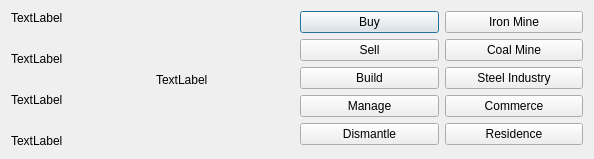
Old version of the form BuildingDetailDialog.ui in the repository lgasyou/SimpleSimulator.
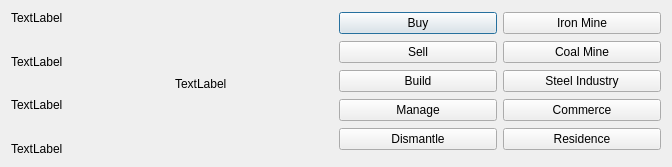
New version of the form.

```diff
--- a/BuildingDetailDialog.ui
+++ b/BuildingDetailDialog.ui
@@ -6,8 +6,8 @@
    <rect>
     <x>0</x>
     <y>0</y>
-    <width>594</width>
-    <height>159</height>
+    <width>672</width>
+    <height>167</height>
    </rect>
   </property>
   <property name="windowTitle">
```
Left out of the diff: 25 changed lines with no effect on the pictures.
